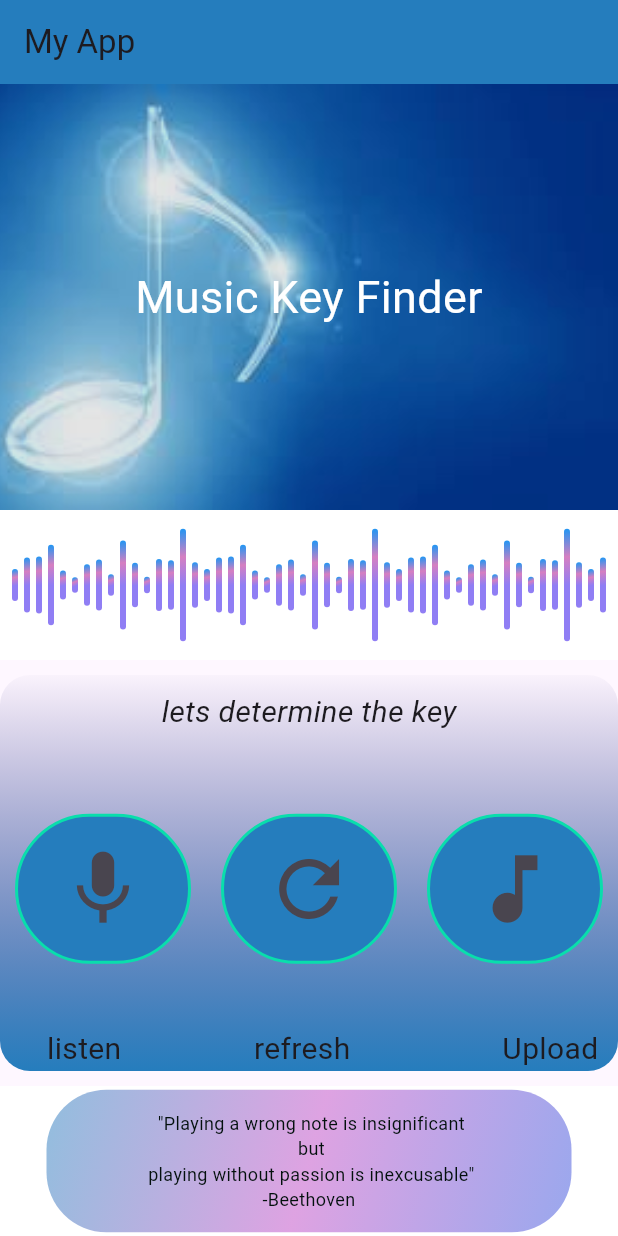
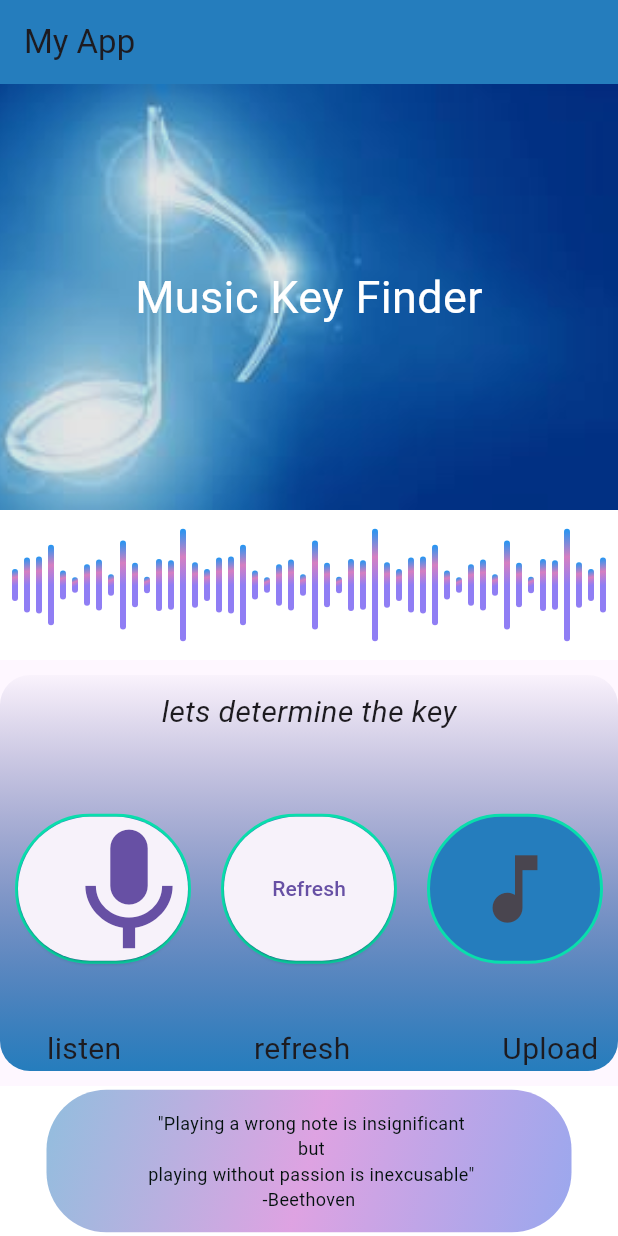
Before and after one commit to gabrielzawadi33/AI_Music_Key_Finder, a Flutter app: the screen it shows after launch, after a tap on the "mic" icon, on a phone screen of 412 x 824 dp. Run offline on Flutter 3.47's test engine with Material 3 defaults, Android fonts, the light colour scheme and no system bars; our stand-ins replace file_picker, permission_handler; missing offline and left inert: flutter_sound.

Commit message:
customized buttons

```diff
--- a/lib/main.dart
+++ b/lib/main.dart
@@ -1,16 +1,16 @@
 
 import 'dart:convert';
-
 import 'package:file_picker/file_picker.dart';
-import 'package:flutter/cupertino.dart';
 import 'package:flutter/foundation.dart';
 import 'package:flutter/material.dart';
-import 'package:flutter/rendering.dart';
-import 'package:flutter/widgets.dart';
 import 'dart:async';
 import 'dart:math';
 import 'package:http/http.dart' as http;
 import 'dart:io';
+import 'package:flutter_sound/flutter_sound.dart';
+import 'package:permission_handler/permission_handler.dart';
+import 'package:path_provider/path_provider.dart';
+
 
 void main() {
   runApp(const MyApp());
@@ -27,7 +27,74 @@ class _MyAppState extends State<MyApp> {
   String titleText = 'Music Key Finder';
   late PlatformFile? selectedFile;
   late http.MultipartRequest? fileUploadRequest;
+  // function to determine the  condition of thre previous state
+  void onRefreshButtonPressed() {
+  if (wasLastActionRecording) {
+    // Send the request for the recorded audio
+    stopRecorder();
+  } else {
+    // Send the request for the selected file
+    uploadFile();
+  }
+  }
 
+
+   @override
+  void initState() {
+    initRecorder();
+    super.initState();
+  }
+
+  @override
+  void dispose() {
+    recorder.closeRecorder();
+    super.dispose();
+  }
+
+  final recorder = FlutterSoundRecorder();
+  bool wasLastActionRecording = false;
+
+  Future initRecorder() async {
+    final status = await Permission.microphone.request();
+    if (status != PermissionStatus.granted) {
+      throw 'Microphone permission not granted!';
+    }
+    await recorder.openRecorder();
+    recorder.setSubscriptionDuration(const Duration(milliseconds: 500));
+  }
+
+  Future startRecord() async {
+    Directory? directory;
+    if (Platform.isAndroid) {
+      directory = await getExternalStorageDirectory();
+    } else {
+      directory = await getApplicationDocumentsDirectory();
+    }
+
+    String filePath = '${directory!.path}/my_recording.aac';
+    await recorder.startRecorder(toFile: filePath);
+  }
+
+  Future stopRecorder() async {
+    final filePath = await recorder.stopRecorder();
+    final file = File(filePath!);
+    print('Recorded file path: $filePath');
+     var request = http.MultipartRequest('POST', Uri.parse('Your API Endpoint'));
+    request.files.add(await http.MultipartFile.fromPath('audio', file.path));
+
+
+    // Send the request
+    var response = await request.send();
+
+    // Handle the response
+    if (response.statusCode == 200) {
+      print('Uploaded!');
+    } else {
+      print('Failed to upload.');
+    }
+
+    wasLastActionRecording = true;
+  }
   // Function to handle file selection and create upload request
   Future<void> selectAndUploadFile() async {
     FilePickerResult? result = await FilePicker.platform.pickFiles(
@@ -58,17 +125,19 @@ class _MyAppState extends State<MyApp> {
   } else {
     print('Unexpected response format');
   }
-} else {
-  print('Upload failed with status: ${response.statusCode}.');
-}
+  }
+  else {
+    print('Upload failed with status: ${response.statusCode}.');
+  }
     } else {
       // User canceled the picker
     }
   }
 
+
   // Function to send the upload request
   Future<void> uploadFile() async {
-
+    wasLastActionRecording = false;//setting the status of the refresh
     fileUploadRequest = http.MultipartRequest('POST', Uri.parse('http://192.168.184.203:8000/keyfinder/upload/'));
 
     if (selectedFile != null) {
@@ -100,7 +169,11 @@ class _MyAppState extends State<MyApp> {
       print("No file selected!");
     }
   }
+
+
+
   }
+
   @override
   Widget build(BuildContext context) {
     return MaterialApp(
@@ -195,10 +268,21 @@ class _MyAppState extends State<MyApp> {
                                   width: 2,
                                   )
                               ),
-                              child: IconButton(
-                                 icon: Icon(Icons.mic),
-                                 iconSize: 60,
-                                onPressed:( ){},
+                              child:
+                              ElevatedButton(
+                                onPressed: () async {
+                                  if (recorder.isRecording) {
+                                    await stopRecorder();
+                                    setState(() {});
+                                  } else {
+                                    await startRecord();
+                                    setState(() {});
+                                  }
+                                },
+                                child: Icon(
+                                  recorder.isRecording ? Icons.stop : Icons.mic,
+                                  size: 100,
+                                ),
                               ),
                             ),
                           ),
@@ -215,11 +299,11 @@ class _MyAppState extends State<MyApp> {
                                   width: 2,
                                   )
                               ),
-                              child: IconButton(
-                                icon: Icon(Icons.refresh),
-                                iconSize: 60,
-                                onPressed:uploadFile,
-                              ),
+                              child:
+                              ElevatedButton(
+                                onPressed: onRefreshButtonPressed,
+                                child: Text('Refresh'),
+                              )
                             ),
                           ),
                           Expanded(
```
Also changed, not shown: lib/notes.txt (+4 -18 lines), lib/sound_record.dart (added, +113 -0 lines), pubspec.yaml (+8 -2 lines), pubspec.lock, 4 other files.
